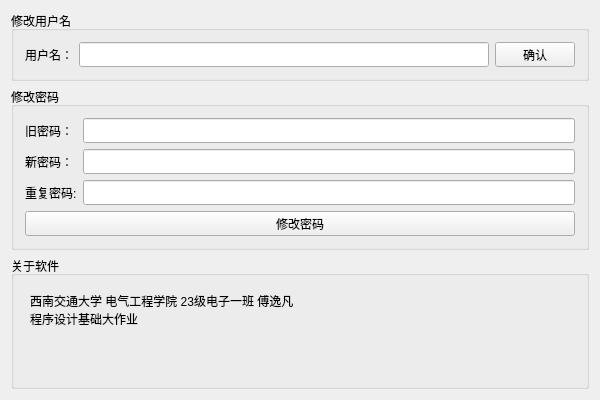
Above: 1788lab10/account.ui from fu1fan/lab10 before the change. Below: the same form after it.
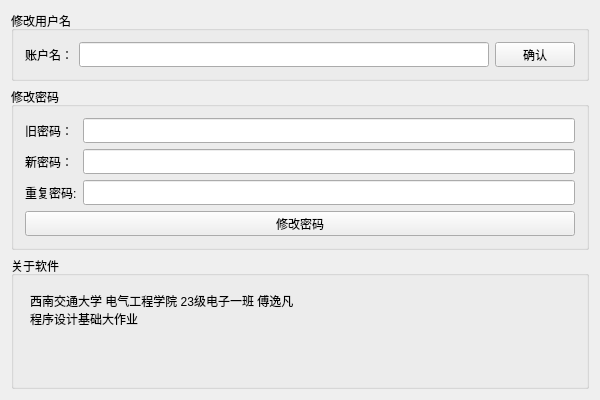
That is the form after the change.

Commit message: 优化界面

What changed in the file:
```diff
--- a/1788lab10/account.ui
+++ b/1788lab10/account.ui
@@ -23,7 +23,7 @@
       <item>
        <widget class="QLabel" name="label">
         <property name="text">
-         <string>用户名：</string>
+         <string>账户名：</string>
         </property>
        </widget>
       </item>
```
